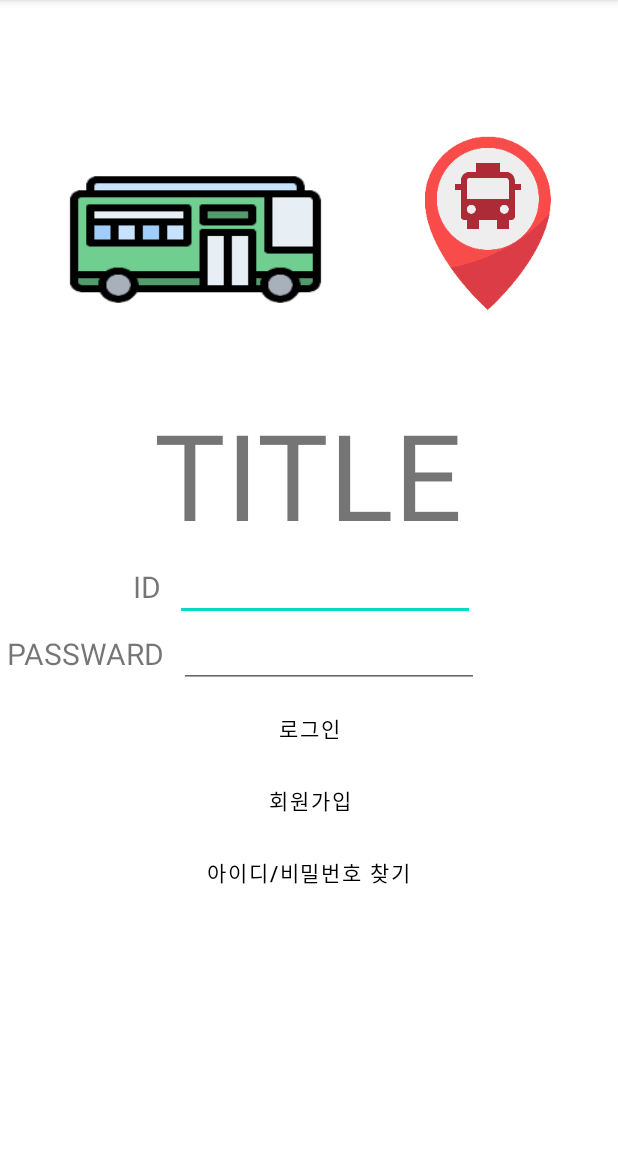
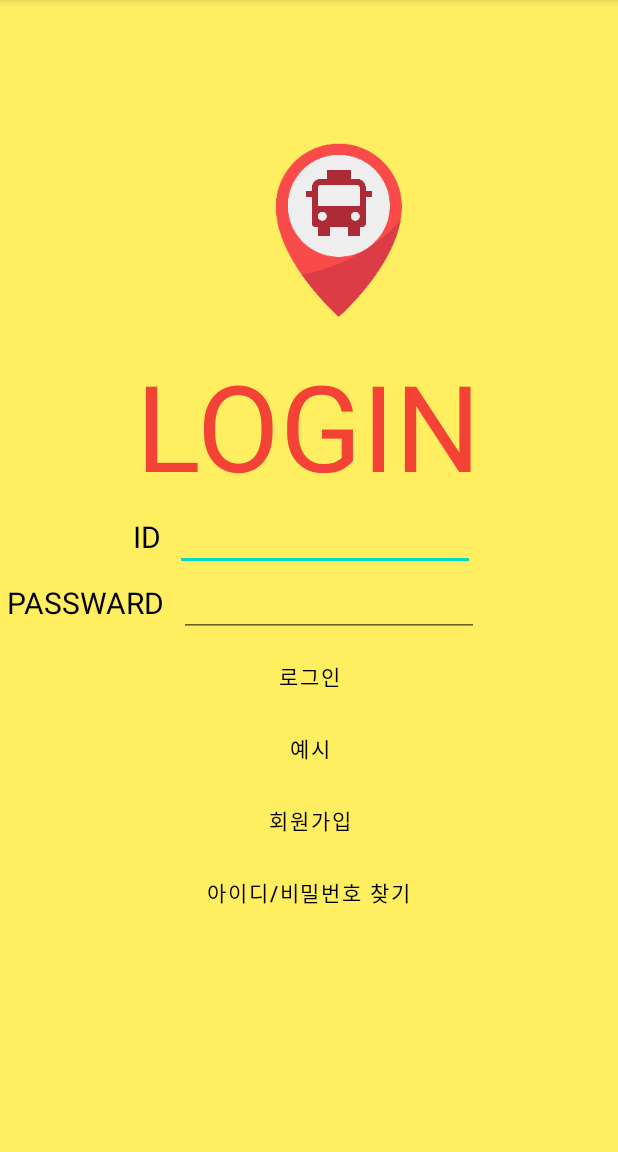
Before and after one commit to leelbee/androidStudio, an Android app: the screen it shows after launch (MainActivity), on a phone screen of 412 x 824 dp, the part 84-1236 px from its top. Run offline under Robolectric (Android 15) with nearby library versions, the phone set to English and light mode, and no system bars; our stand-ins replace Volley.

Commit message:
2022-05-31

```diff
--- a/app/src/main/res/layout/activity_main.xml
+++ b/app/src/main/res/layout/activity_main.xml
@@ -2,130 +2,148 @@
 <LinearLayout xmlns:android="http://schemas.android.com/apk/res/android"
     android:layout_width="match_parent"
     android:layout_height="match_parent"
+    android:background="#CEFFEB3B"
     android:orientation="vertical"
-    android:weightSum="100.0"
-    >
+    android:weightSum="100.0">
 
     <View
         android:layout_width="0dp"
         android:layout_height="0dp"
-        android:layout_weight="30.0"/>
+        android:layout_weight="30.0" />
 
     <LinearLayout
         android:layout_width="match_parent"
         android:layout_height="wrap_content"
         android:layout_weight="10.0"
         android:weightSum="7">
-        <View
-            android:layout_width="0dp"
-            android:layout_height="0dp"
-            android:layout_weight="2"/>
-        <ImageView
-            android:layout_width="wrap_content"
-            android:layout_height="150dp"
-            android:background="@mipmap/bus_icon"
-            android:layout_weight="2"/>
 
         <View
             android:layout_width="0dp"
             android:layout_height="0dp"
-            android:layout_weight="2"/>
+            android:layout_weight="2" />
+
+        <View
+            android:layout_width="0dp"
+            android:layout_height="0dp"
+            android:layout_weight="2" />
+
         <ImageView
             android:layout_width="wrap_content"
             android:layout_height="wrap_content"
-            android:background="@mipmap/bus_stop_icon"
-            android:layout_weight="0"/>
+            android:layout_gravity="left|center_vertical"
+            android:background="@mipmap/bus_stop_icon" />
     </LinearLayout>
 
     <TextView
         android:layout_width="wrap_content"
         android:layout_height="wrap_content"
-        android:text="TITLE"
         android:layout_gravity="center"
-        android:textSize="80dp"
-        android:layout_weight="1"/>
+        android:layout_weight="1"
+        android:text="LOGIN"
+        android:textColor="#F44336"
+        android:textSize="80dp" />
 
     <LinearLayout
         android:layout_width="match_parent"
         android:layout_height="wrap_content"
         android:layout_weight="1">
+
         <View
             android:layout_width="wrap_content"
             android:layout_height="0dp"
-            android:layout_weight="1"/>
+            android:layout_weight="1" />
+
         <TextView
             android:layout_width="wrap_content"
             android:layout_height="wrap_content"
             android:text="                 ID  "
-            android:textSize="20dp"/>
+            android:textColor="@color/black"
+            android:textSize="20dp" />
+
         <EditText
+            android:id="@+id/et_id"
             android:layout_width="200dp"
             android:layout_height="wrap_content"
-            android:textSize="15dp"
-            android:id="@+id/et_id"/>
+            android:textSize="15dp" />
+
         <View
             android:layout_width="wrap_content"
             android:layout_height="0dp"
-            android:layout_weight="0.785"/>
+            android:layout_weight="0.785" />
     </LinearLayout>
 
     <LinearLayout
         android:layout_width="match_parent"
         android:layout_height="wrap_content"
         android:layout_weight="1">
+
         <View
             android:layout_width="wrap_content"
             android:layout_height="0dp"
-            android:layout_weight="1"/>
+            android:layout_weight="1" />
+
         <TextView
             android:layout_width="wrap_content"
             android:layout_height="wrap_content"
             android:text="PASSWARD  "
-            android:textSize="20dp"/>
+            android:textColor="@color/black"
+            android:textSize="20dp" />
+
         <EditText
+            android:id="@+id/et_password"
             android:layout_width="200dp"
             android:layout_height="wrap_content"
-            android:textSize="15dp"
-            android:id="@+id/et_password"/>
+            android:textSize="15dp" />
+
         <View
             android:layout_width="wrap_content"
             android:layout_height="0dp"
-            android:layout_weight="0.783"/>
+            android:layout_weight="0.783" />
     </LinearLayout>
 
     <Button
+        android:id="@+id/btn_login"
         android:layout_width="wrap_content"
         android:layout_height="wrap_content"
-        android:text="로그인"
-        android:textColor="@color/black"
         android:layout_gravity="center"
         android:background="#00000000"
         android:onClick="onLoginButtonClick"
-        android:id="@+id/btn_login"/>
+        android:text="로그인"
+        android:textColor="@color/black" />
 
     <Button
+        android:id="@+id/btn_example"
         android:layout_width="wrap_content"
         android:layout_height="wrap_content"
-        android:text="회원가입"
-        android:textColor="@color/black"
+        android:layout_gravity="center"
+        android:background="#00000000"
+        android:onClick="onStationButtonClick"
+        android:text="예시"
+        android:textColor="@color/black" />
+
+    <Button
+        android:id="@+id/btn_sign_up"
+        android:layout_width="wrap_content"
+        android:layout_height="wrap_content"
         android:layout_gravity="center"
         android:background="#00000000"
         android:onClick="onSignUpButtonClick"
-        android:id="@+id/btn_sign_up"/>
+        android:text="회원가입"
+        android:textColor="@color/black" />
 
     <Button
+        android:id="@+id/btn_find_id"
         android:layout_width="wrap_content"
         android:layout_height="wrap_content"
-        android:text="아이디/비밀번호 찾기"
-        android:textColor="@color/black"
         android:layout_gravity="center"
         android:background="#00000000"
-        android:id="@+id/btn_find_id"
-        android:onClick="onFindIdButtonClick"/>
+        android:onClick="onFindIdButtonClick"
+        android:text="아이디/비밀번호 찾기"
+        android:textColor="@color/black" />
 
     <View
         android:layout_width="0dp"
         android:layout_height="0dp"
-        android:layout_weight="20.0"/>
+        android:layout_weight="20.0" />
 
 </LinearLayout>
--- a/app/src/main/res/values/colors.xml
+++ b/app/src/main/res/values/colors.xml
@@ -7,4 +7,5 @@
     <color name="teal_700">#FF018786</color>
     <color name="black">#FF000000</color>
     <color name="white">#FFFFFFFF</color>
+    <color name="yellow">#CEFFEB3B</color>
 </resources>
```
Also changed, not shown: app/src/main/AndroidManifest.xml (+14 -4 lines), app/src/main/java/com/example/busstopproject/MainActivity.java (+9 -4 lines), app/src/main/java/com/example/busstopproject/StationActivity.java (+44 -1 lines), app/src/main/res/layout/activity_find_id.xml (+19 -6 lines), app/src/main/res/layout/activity_sign_up.xml (+44 -28 lines), app/src/main/res/layout/activity_station.xml (+52 -4 lines).
